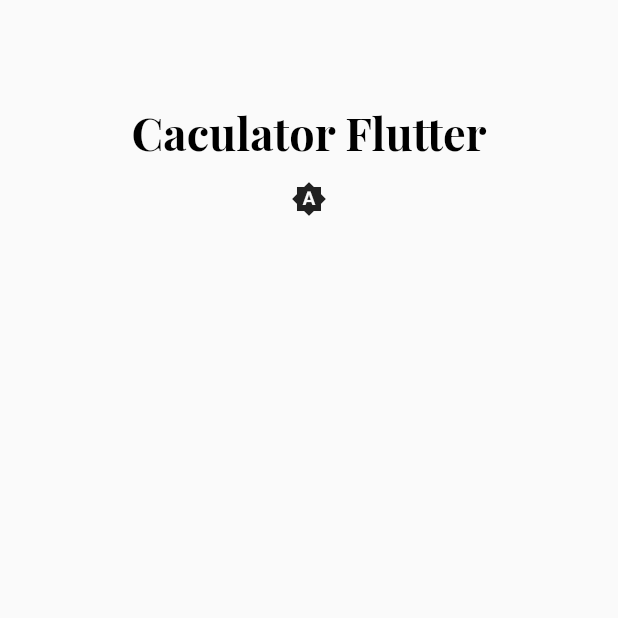
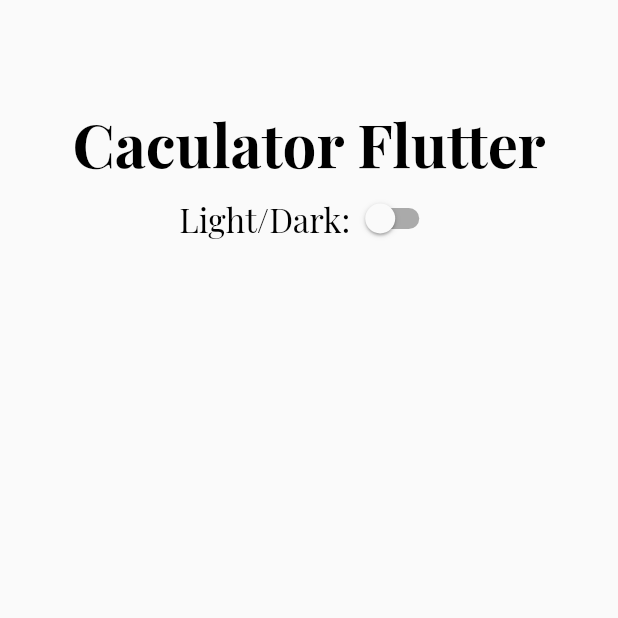
Before and after one commit to thanhnhon14022000/DroneApp, a Flutter app: the HomePage screen opened directly, on a phone screen of 412 x 824 dp, the top half of it. Run offline on Flutter 3.47's test engine with Material 2 defaults, Android fonts, the phone set to English and light mode, and no system bars; our stand-ins replace easy_dynamic_theme.

Commit message:
Update light/dart

```diff
--- a/lib/screen/home_page.dart
+++ b/lib/screen/home_page.dart
@@ -10,7 +10,6 @@ class HomePage extends StatefulWidget {
 }
 
 class _HomePageState extends State<HomePage> {
-
   @override
 
 
@@ -23,20 +22,28 @@ class _HomePageState extends State<HomePage> {
         //color: Colors.black, //thay doi mau sat o day
         child: Padding(
           padding:
-              EdgeInsets.only(top: size.height * 1 / 12, left: 10, right: 10),
+              EdgeInsets.only(top: size.height * 1 / 12),
           child: Column(
-            crossAxisAlignment: CrossAxisAlignment.start,
             children: [
               Container(
+                //color: Colors.red,
                 alignment: Alignment.center,
-                child: Text(
-                  'Caculator Flutter',
-                  style: AppStyles.h2.copyWith(fontWeight: FontWeight.bold),
+                child:
+                    Text(
+                      'Caculator Flutter',
+                      style: AppStyles.h2.copyWith(fontSize: 40,fontWeight: FontWeight.bold),
                 ),
               ),
               Container(
+                //color: Colors.amber,
                 alignment: Alignment.center,
-                child: EasyDynamicThemeBtn(),
+                child: Row(
+                  mainAxisAlignment: MainAxisAlignment.center,
+                  children: [
+                  Text('Light/Dark:', style: AppStyles.h3),
+                  EasyDynamicThemeSwitch(),
+                ],),
+
               ),
             ],
           ),
@@ -45,3 +52,4 @@ class _HomePageState extends State<HomePage> {
     );
   }
 }
+//EasyDynamicThemeBtn(),
--- a/lib/themes.dart
+++ b/lib/themes.dart
@@ -7,7 +7,7 @@ var lightThemeData = new ThemeData(
     accentColor: Colors.blue);
 
 var darkThemeData = ThemeData(
-    primaryColor: Colors.blue,
+    primaryColor: Colors.green,
     textTheme: new TextTheme(button: TextStyle(color: Colors.black54)),
     brightness: Brightness.dark,
-    accentColor: Colors.blue);
+    accentColor: Colors.green);
--- a/lib/value/app_fonts.dart
+++ b/lib/value/app_fonts.dart
@@ -1,14 +1,14 @@
 import 'package:flutter/material.dart';
+
 mixin FontFamily {
   static const playfair = 'Playfair Display';
 }
 
 class AppStyles {
   static TextStyle h1 = TextStyle(
-    fontFamily: FontFamily.playfair, fontSize: 60, color: Colors.black);
+      fontFamily: FontFamily.playfair, fontSize: 60, color: Colors.black);
   static TextStyle h2 = TextStyle(
-    fontFamily: FontFamily.playfair, fontSize: 30, color: Colors.black);
+      fontFamily: FontFamily.playfair, fontSize: 30, color: Colors.black);
   static TextStyle h3 = TextStyle(
-    fontFamily: FontFamily.playfair, fontSize: 18, color: Colors.white);
-
+      fontFamily: FontFamily.playfair, fontSize: 22, color: Colors.black);
 }
--- a/pubspec.yaml
+++ b/pubspec.yaml
@@ -36,6 +36,7 @@ dependencies:
   cupertino_icons: ^1.0.2
   provider: ^6.0.2
   easy_dynamic_theme: ^2.2.0
+  bloc: ^8.0.3
 
 dev_dependencies:
   integration_test:
```
Also changed, not shown: pubspec.lock.
